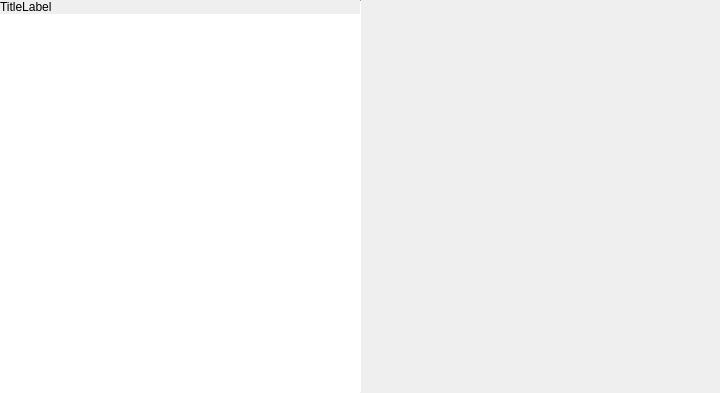
First picture: the form in libthebranch/accounts/github/actions/githubactionsrunbrowser.ui, repository theCheeseboard/theBranch, before the edit.
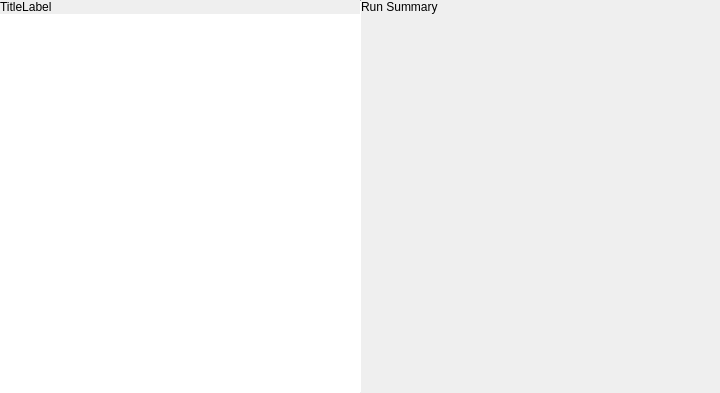
Second picture: the form after the edit. Custom widgets are drawn as their Qt base class.

```diff
--- a/libthebranch/accounts/github/actions/githubactionsrunbrowser.ui
+++ b/libthebranch/accounts/github/actions/githubactionsrunbrowser.ui
@@ -79,7 +79,45 @@
    </item>
    <item>
     <widget class="tStackedWidget" name="stackedWidget">
-     <widget class="QWidget" name="summaryPage"/>
+     <widget class="QWidget" name="summaryPage">
+      <layout class="QVBoxLayout" name="verticalLayout_2">
+       <property name="spacing">
+        <number>0</number>
+       </property>
+       <property name="leftMargin">
+        <number>0</number>
+       </property>
+       <property name="topMargin">
+        <number>0</number>
+       </property>
+       <property name="rightMargin">
+        <number>0</number>
+       </property>
+       <property name="bottomMargin">
+        <number>0</number>
+       </property>
+       <item>
+        <widget class="tTitleLabel" name="titleLabel_2">
+         <property name="text">
+          <string>Run Summary</string>
+         </property>
+        </widget>
+       </item>
+       <item>
+        <spacer name="verticalSpacer">
+         <property name="orientation">
+          <enum>Qt::Vertical</enum>
+         </property>
+         <property name="sizeHint" stdset="0">
+          <size>
+           <width>20</width>
+           <height>374</height>
+          </size>
+         </property>
+        </spacer>
+       </item>
+      </layout>
+     </widget>
     </widget>
    </item>
   </layout>
```
Left out of the diff: 2 changed lines with no effect on the pictures.
